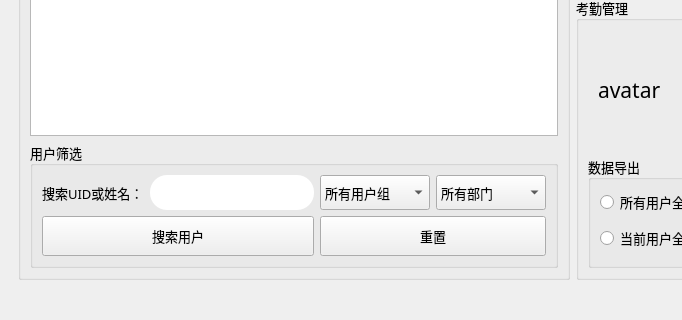
The window that mainwindow.ui (csthenry/weplanet-desktop) describes before a commit, drawn with Qt 5; both pictures show x 0 to 682 and y 337 to 657 of the 1145 by 657 pixel window.
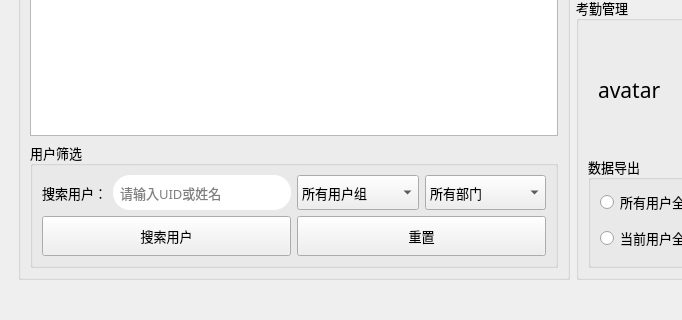
The same window after the commit. The open tabs and pages were chosen to show the change. Icons and pictures are not drawn. Custom widgets are drawn as their Qt base class.

The edit to the form file:
```diff
--- a/mainwindow.ui
+++ b/mainwindow.ui
@@ -2815,11 +2815,72 @@
              <property name="title">
               <string>用户筛选</string>
              </property>
+             <layout class="QGridLayout" name="gridLayout_66">
+              <item row="0" column="1">
+               <layout class="QGridLayout" name="gridLayout_65">
+                <item row="0" column="0">
+                 <widget class="QComboBox" name="comboBox_group_2">
+                  <property name="sizePolicy">
+                   <sizepolicy hsizetype="Expanding" vsizetype="Fixed">
+                    <horstretch>0</horstretch>
+                    <verstretch>0</verstretch>
+                   </sizepolicy>
+                  </property>
+                  <property name="minimumSize">
+                   <size>
+                    <width>0</width>
+                    <height>35</height>
+                   </size>
+                  </property>
+                  <item>
+                   <property name="text">
+                    <string>所有用户组</string>
+                   </property>
+                  </item>
+                 </widget>
+                </item>
+                <item row="0" column="1">
+                 <widget class="QComboBox" name="comboBox_department_2">
+                  <property name="sizePolicy">
+                   <sizepolicy hsizetype="Expanding" vsizetype="Fixed">
+                    <horstretch>0</horstretch>
+                    <verstretch>0</verstretch>
+                   </sizepolicy>
+                  </property>
+                  <property name="minimumSize">
+                   <size>
+                    <width>0</width>
+                    <height>35</height>
+                   </size>
+                  </property>
+                  <item>
+                   <property name="text">
+                    <string>所有部门</string>
+                   </property>
+                  </item>
+                 </widget>
+                </item>
+                <item row="1" column="0" colspan="2">
+                 <widget class="QPushButton" name="btn_attendManagePage_recovery">
+                  <property name="minimumSize">
+                   <size>
+                    <width>0</width>
+                    <height>40</height>
+                   </size>
+                  </property>
+                  <property name="text">
+                   <string>重置</string>
+                  </property>
+                 </widget>
+                </item>
+               </layout>
+              </item>
+              <item row="0" column="0">
              <layout class="QGridLayout" name="gridLayout_30">
               <item row="0" column="0">
                <widget class="QLabel" name="label_21">
                 <property name="text">
-                 <string>搜索UID或姓名：</string>
+                   <string>搜索用户：</string>
                 </property>
                </widget>
               </item>
@@ -2841,39 +2902,15 @@
 border: .5px solid rgb(207, 207, 207);
 padding: 0px 5px;</string>
                 </property>
+                  <property name="text">
+                   <string/>
+                  </property>
                 <property name="echoMode">
                  <enum>QLineEdit::Normal</enum>
                 </property>
-               </widget>
-              </item>
-              <item row="0" column="2">
-               <widget class="QComboBox" name="comboBox_group_2">
-                <property name="minimumSize">
-                 <size>
-                  <width>110</width>
-                  <height>35</height>
-                 </size>
-                </property>
-                <item>
-                 <property name="text">
-                  <string>所有用户组</string>
-                 </property>
-                </item>
-               </widget>
-              </item>
-              <item row="0" column="3">
-               <widget class="QComboBox" name="comboBox_department_2">
-                <property name="minimumSize">
-                 <size>
-                  <width>110</width>
-                  <height>35</height>
-                 </size>
-                </property>
-                <item>
-                 <property name="text">
-                  <string>所有部门</string>
-                 </property>
-                </item>
+                  <property name="placeholderText">
+                   <string>请输入UID或姓名</string>
+                  </property>
                </widget>
               </item>
               <item row="1" column="0" colspan="2">
@@ -2899,18 +2936,7 @@
                 </property>
                </widget>
               </item>
-              <item row="1" column="2" colspan="2">
-               <widget class="QPushButton" name="btn_attendManagePage_recovery">
-                <property name="minimumSize">
-                 <size>
-                  <width>0</width>
-                  <height>40</height>
-                 </size>
-                </property>
-                <property name="text">
-                 <string>重置</string>
-                </property>
-               </widget>
+               </layout>
               </item>
              </layout>
             </widget>
```
Left out of the diff: 30 changed lines with no effect on the pictures. Lines whose indentation alone changed are shown as unchanged.
